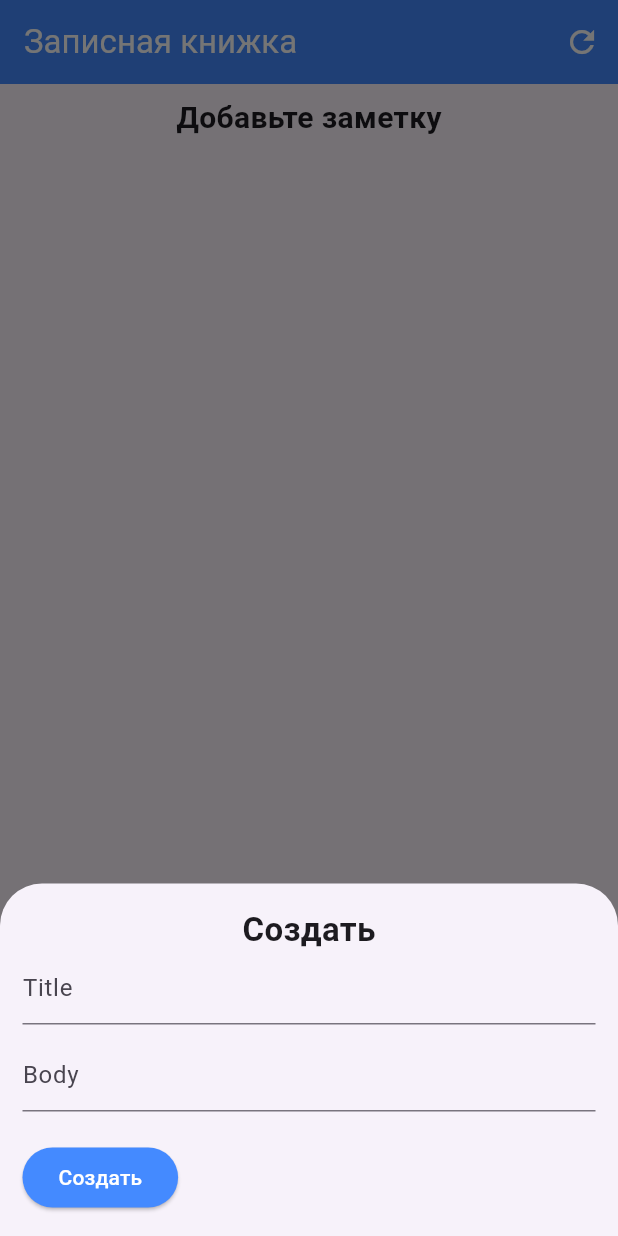
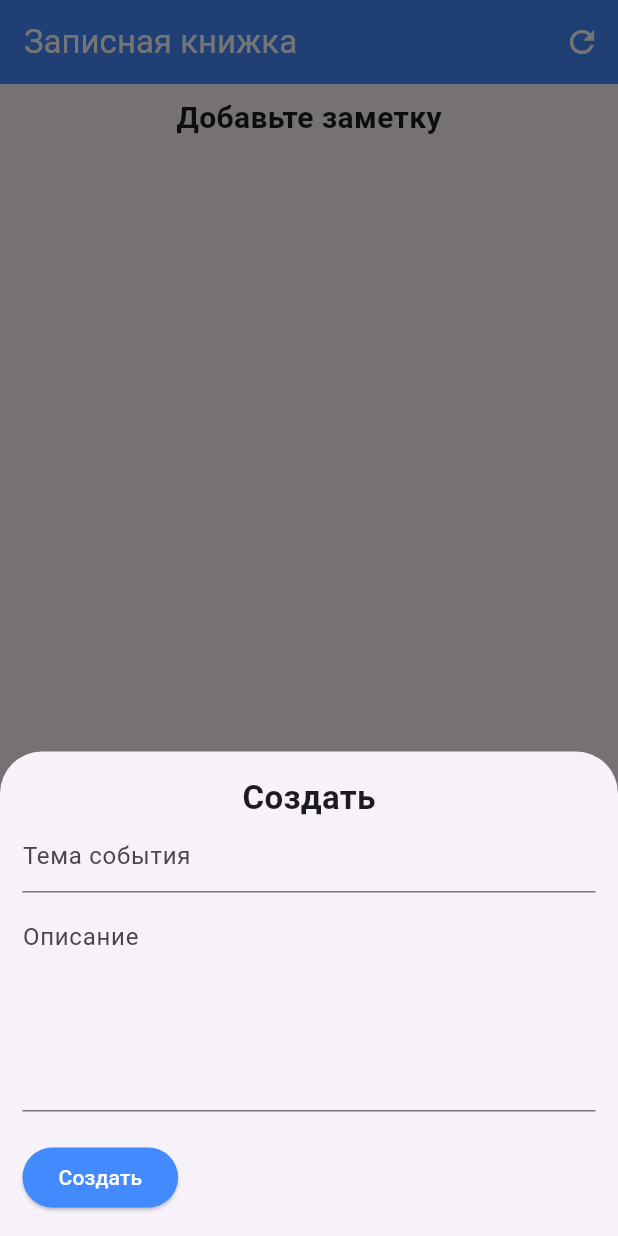
Before and after one commit to sergiousbob/hive_sticky_notes, a Flutter app: the screen it shows after launch, after a tap on "Добавить запись", on a phone screen of 412 x 824 dp. Run offline on Flutter 3.47's test engine with Material 3 defaults, Android fonts, the phone set to English and light mode, and no system bars; our stand-ins replace hive_flutter; accounts and stored records are empty.

Commit message:
сделал описание события чуть-чуть больше с помощью maxlines

```diff
--- a/lib/home_screen.dart
+++ b/lib/home_screen.dart
@@ -169,13 +169,15 @@ class _HomeScreenState extends State<HomeScreen> {
                 ),
                 TextFormField(
                   controller: _titleController,
-                  decoration: const InputDecoration(hintText: 'Title'),
+                  decoration: const InputDecoration(hintText: 'Тема события'),
                 ),
                 const SizedBox(height: 10),
                 TextFormField(
                   controller: _bodyController,
 
-                  decoration: const InputDecoration(hintText: 'Body'),
+                  decoration: const InputDecoration(hintText: 'Описание'),
+                  maxLines: 10,
+                  minLines: 5,
                 ),
                 const SizedBox(height: 20),
                 ElevatedButton(
```
